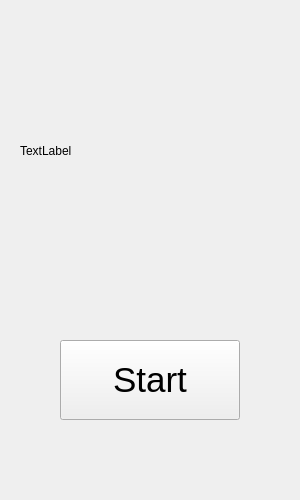
Before: the Qt Designer form start.ui in Hasirati/Calendar, drawn with Qt 5.
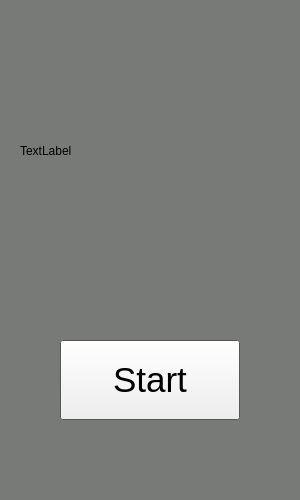
After: the same form once the commit is applied.

```diff
--- a/start.ui
+++ b/start.ui
@@ -10,6 +10,70 @@
     <height>500</height>
    </rect>
   </property>
+  <property name="palette">
+   <palette>
+    <active>
+     <colorrole role="Base">
+      <brush brushstyle="SolidPattern">
+       <color alpha="255">
+        <red>255</red>
+        <green>255</green>
+        <blue>255</blue>
+       </color>
+      </brush>
+     </colorrole>
+     <colorrole role="Window">
+      <brush brushstyle="SolidPattern">
+       <color alpha="255">
+        <red>120</red>
+        <green>122</green>
+        <blue>119</blue>
+       </color>
+      </brush>
+     </colorrole>
+    </active>
+    <inactive>
+     <colorrole role="Base">
+      <brush brushstyle="SolidPattern">
+       <color alpha="255">
+        <red>255</red>
+        <green>255</green>
+        <blue>255</blue>
+       </color>
+      </brush>
+     </colorrole>
+     <colorrole role="Window">
+      <brush brushstyle="SolidPattern">
+       <color alpha="255">
+        <red>120</red>
+        <green>122</green>
+        <blue>119</blue>
+       </color>
+      </brush>
+     </colorrole>
+    </inactive>
+    <disabled>
+     <colorrole role="Base">
+      <brush brushstyle="SolidPattern">
+       <color alpha="255">
+        <red>120</red>
+        <green>122</green>
+        <blue>119</blue>
+       </color>
+      </brush>
+     </colorrole>
+     <colorrole role="Window">
+      <brush brushstyle="SolidPattern">
+       <color alpha="255">
+        <red>120</red>
+        <green>122</green>
+        <blue>119</blue>
+       </color>
+      </brush>
+     </colorrole>
+    </disabled>
+   </palette>
+  </property>
   <property name="windowTitle">
    <string>Form</string>
   </property>
```
